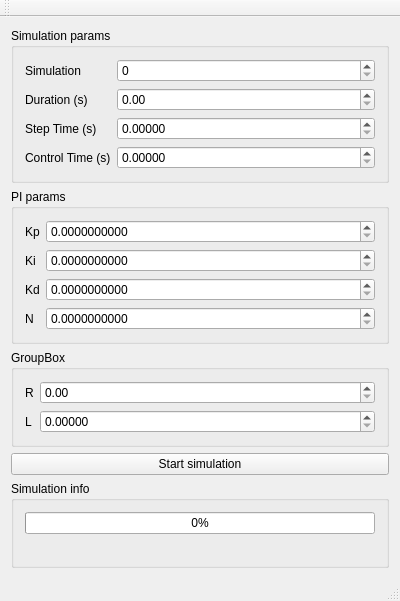
Qt form gsim.ui (koalakoker/gSim) before a commit.
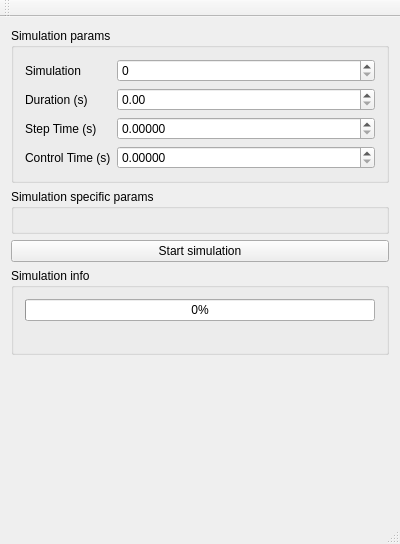
The same form after that commit.

Commit message: Added dynamic change in the simulation parameter window. Two implemented empty and test 8.

```diff
--- a/gsim.ui
+++ b/gsim.ui
@@ -7,7 +7,7 @@
     <x>0</x>
     <y>0</y>
     <width>400</width>
-    <height>522</height>
+    <height>544</height>
    </rect>
   </property>
   <property name="windowTitle">
@@ -79,115 +79,13 @@
     <item>
      <widget class="QGroupBox" name="PIParams">
       <property name="title">
-       <string>PI params</string>
+       <string>Simulation specific params</string>
       </property>
       <layout class="QVBoxLayout" name="verticalLayout_3">
        <item>
         <layout class="QFormLayout" name="formLayout_2">
          <item row="0" column="0">
-          <widget class="QLabel" name="label_4">
-           <property name="text">
-            <string>Kp</string>
-           </property>
-          </widget>
-         </item>
-         <item row="1" column="0">
-          <widget class="QLabel" name="label_5">
-           <property name="text">
-            <string>Ki</string>
-           </property>
-          </widget>
-         </item>
-         <item row="0" column="1">
-          <widget class="QDoubleSpinBox" name="kp">
-           <property name="decimals">
-            <number>10</number>
-           </property>
-           <property name="maximum">
-            <double>9999999999.000000000000000</double>
-           </property>
-          </widget>
-         </item>
-         <item row="1" column="1">
-          <widget class="QDoubleSpinBox" name="ki">
-           <property name="decimals">
-            <number>10</number>
-           </property>
-           <property name="maximum">
-            <double>9999999999.000000000000000</double>
-           </property>
-          </widget>
-         </item>
-         <item row="2" column="0">
-          <widget class="QLabel" name="label_8">
-           <property name="text">
-            <string>Kd</string>
-           </property>
-          </widget>
-         </item>
-         <item row="3" column="0">
-          <widget class="QLabel" name="label_9">
-           <property name="text">
-            <string>N</string>
-           </property>
-          </widget>
-         </item>
-         <item row="2" column="1">
-          <widget class="QDoubleSpinBox" name="kd">
-           <property name="decimals">
-            <number>10</number>
-           </property>
-           <property name="maximum">
-            <double>9999999999.000000000000000</double>
-           </property>
-          </widget>
-         </item>
-         <item row="3" column="1">
-          <widget class="QDoubleSpinBox" name="N">
-           <property name="decimals">
-            <number>10</number>
-           </property>
-           <property name="maximum">
-            <double>9999999999.000000000000000</double>
-           </property>
-          </widget>
-         </item>
-        </layout>
-       </item>
-      </layout>
-     </widget>
-    </item>
-    <item>
-     <widget class="QGroupBox" name="RLParams">
-      <property name="title">
-       <string>GroupBox</string>
-      </property>
-      <layout class="QVBoxLayout" name="verticalLayout_4">
-       <item>
-        <layout class="QFormLayout" name="formLayout_3">
-         <item row="0" column="0">
-          <widget class="QLabel" name="label_6">
-           <property name="text">
-            <string>R</string>
-           </property>
-          </widget>
-         </item>
-         <item row="1" column="0">
-          <widget class="QLabel" name="label_7">
-           <property name="text">
-            <string>L</string>
-           </property>
-          </widget>
-         </item>
-         <item row="0" column="1">
-          <widget class="QDoubleSpinBox" name="R"/>
-         </item>
-         <item row="1" column="1">
-          <widget class="QDoubleSpinBox" name="L">
-           <property name="decimals">
-            <number>5</number>
-           </property>
-          </widget>
+          <widget class="QWidget" name="specificForm" native="true"/>
          </item>
         </layout>
        </item>
```
Left out of the diff: 2 changed lines with no effect on the pictures. The commit also changes 9 other files.
